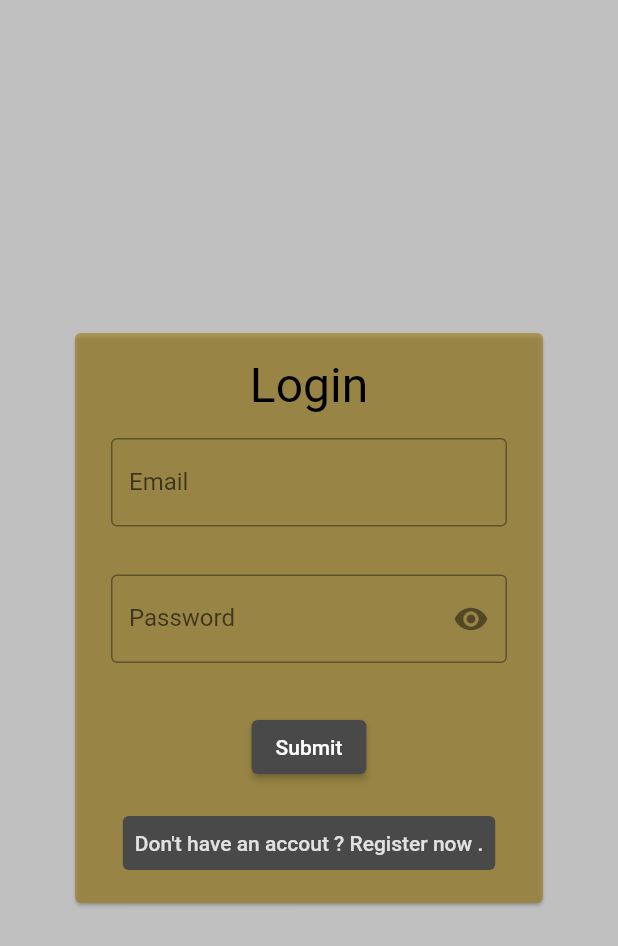
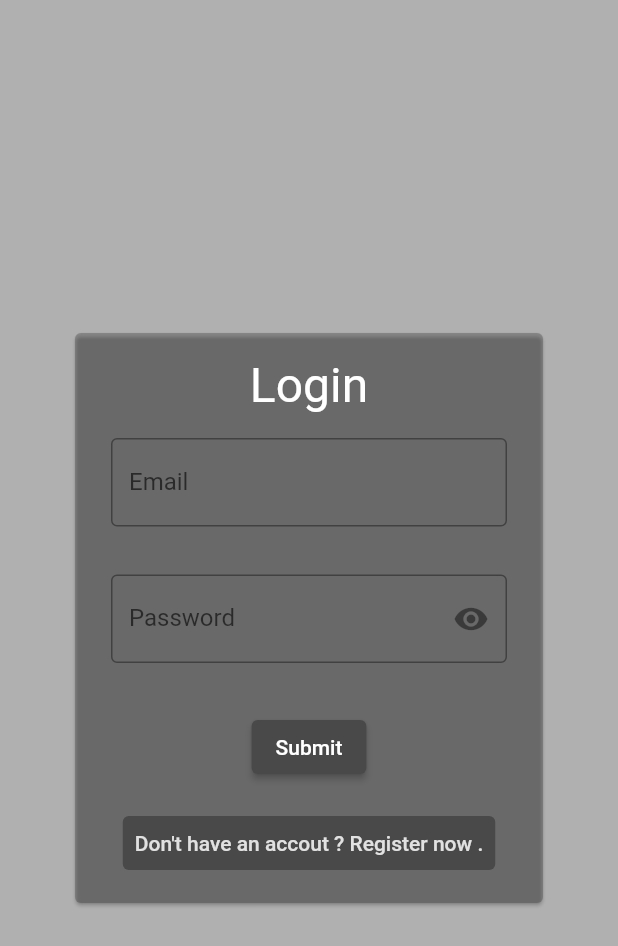
Before and after one commit to Edi013/RemindMe, a Flutter app: the screen it shows after launch, on a phone screen of 412 x 824 dp. Shown: the top 946 px of the screen. Run offline on Flutter 3.47's test engine with Material 3 defaults, Android fonts, the light colour scheme and no system bars; our stand-ins replace auto_route, dio, get_it, shared_preferences, sidebarx; missing offline and left inert: jwt_decode_full; accounts and stored records are empty.

Commit message:
trying to fix overflow of todos and theme

```diff
--- a/remind_me_fe/lib/core/theme/theme_config.dart
+++ b/remind_me_fe/lib/core/theme/theme_config.dart
@@ -40,29 +40,20 @@ final ThemeData lightTheme = ThemeData(
   //     ),
   //   ),
   // ),
+
   textTheme: const TextTheme(
     bodyLarge: TextStyle(
       fontSize: kFontSize + 5,
-      color: Colors.black,
+      color: Color.fromARGB(255, 255, 255, 255),
     ),
     bodySmall: TextStyle(
       fontSize: kFontSize - 5,
-      color: Colors.black,
+      color: Color.fromARGB(255, 255, 255, 255),
     ),
     bodyMedium: TextStyle(
       fontSize: kFontSize,
-      color: Colors.black,
+      color: Color.fromARGB(255, 255, 255, 255),
     ),
-  ),
-  appBarTheme: const AppBarTheme(
-    color: lightPrimary,
-    elevation: 0.0,
-    titleTextStyle: TextStyle(
-      color: Colors.black,
-      fontSize: 20,
-      fontWeight: FontWeight.w800,
-    ),
-    iconTheme: IconThemeData(color: Color.fromARGB(255, 194, 29, 29)),
   ),
   elevatedButtonTheme: ElevatedButtonThemeData(
     style: ButtonStyle(
@@ -76,8 +67,12 @@ final ThemeData lightTheme = ThemeData(
     ),
   ),
   //checkboxTheme: ChechBoxTheme(),
+  // cardTheme: CardTheme(
+  //   color: lightAccent.withOpacity(0.6),
+  //   margin: const EdgeInsets.all(50),
+  // ),
   cardTheme: CardTheme(
-    color: lightAccent.withOpacity(0.6),
+    color: darkBG.withOpacity(0.3), //darkAccent.withOpacity(0.85),
     margin: const EdgeInsets.all(50),
   ),
   snackBarTheme: const SnackBarThemeData(backgroundColor: darkPrimary),
@@ -100,15 +95,6 @@ final ThemeData darkTheme = ThemeData(
   datePickerTheme: DatePickerThemeData(
       backgroundColor: darkAccent,
       headerBackgroundColor: darkBG.withOpacity(0.5)),
-  // tabBarTheme: const TabBarTheme(
-  //   labelColor: Colors.white,
-  //   indicator: UnderlineTabIndicator(
-  //     borderSide: BorderSide(
-  //       color: lightAccent,
-  //       width: 2.0,
-  //     ),
-  //   ),
-  // ),
   textTheme: const TextTheme(
     bodyLarge: TextStyle(
       fontSize: kFontSize + 5,
@@ -122,16 +108,6 @@ final ThemeData darkTheme = ThemeData(
       fontSize: kFontSize,
       color: Colors.white,
     ),
-  ),
-  appBarTheme: const AppBarTheme(
-    color: darkPrimary,
-    elevation: 0.0,
-    titleTextStyle: TextStyle(
-      color: Colors.white,
-      fontSize: 20,
-      fontWeight: FontWeight.w800,
-    ),
-    iconTheme: IconThemeData(color: Colors.white),
   ),
   elevatedButtonTheme: ElevatedButtonThemeData(
     style: ButtonStyle(
--- a/remind_me_fe/lib/features/authentication/presentation/screens/login_screen.dart
+++ b/remind_me_fe/lib/features/authentication/presentation/screens/login_screen.dart
@@ -17,6 +17,7 @@ class LoginScreen extends StatelessWidget {
       body: Center(
         child: LoginCard(),
       ),
+      backgroundColor: const Color.fromARGB(255, 176, 176, 176),
     );
   }
 }
--- a/remind_me_fe/lib/features/theme/presentation/providers/theme_provider.dart
+++ b/remind_me_fe/lib/features/theme/presentation/providers/theme_provider.dart
@@ -2,7 +2,8 @@ import 'package:flutter/material.dart';
 import 'package:remind_me_fe/core/constants.dart';
 
 class ThemeProvider extends ChangeNotifier {
-  late String currentThemeName = system_theme_name;
+  //late String currentThemeName = dark_theme_name; //system_theme_name;
+  late String currentThemeName = light_theme_name;
 
   ThemeProvider();
 
```
Also changed, not shown: remind_me_fe/lib/features/todos/presentation/screens/all_todos_screens/todo_update_screen.dart (+7 -3 lines), remind_me_fe/lib/features/todos/presentation/widgets/todo_list_builder_widget.dart (+145 -75 lines).
